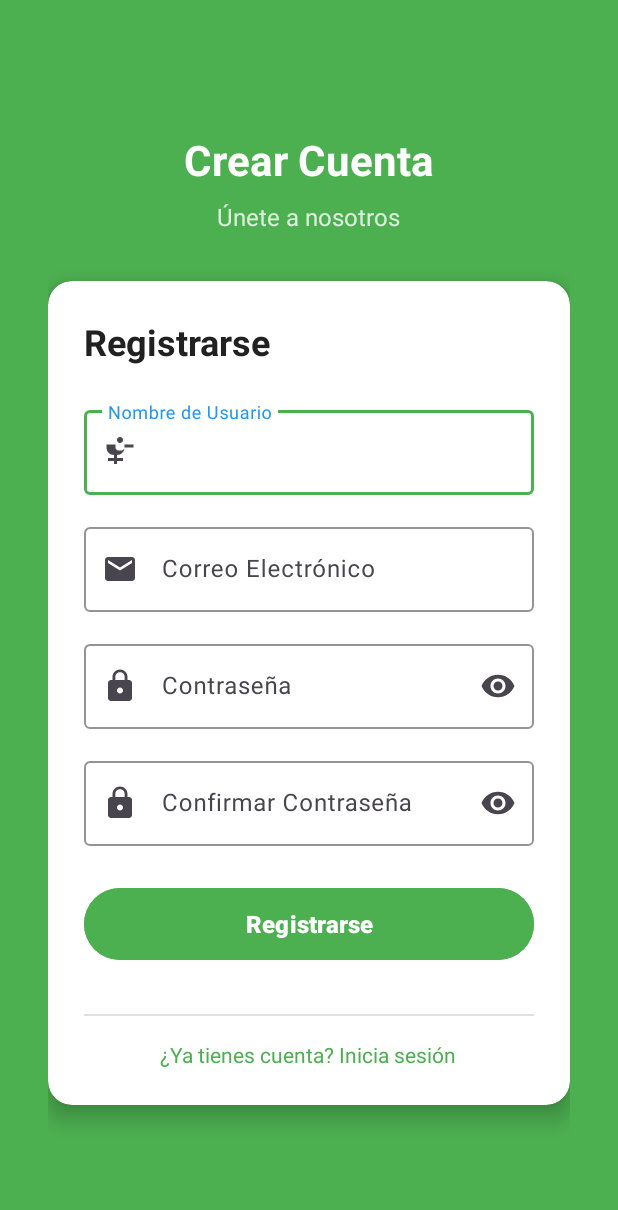
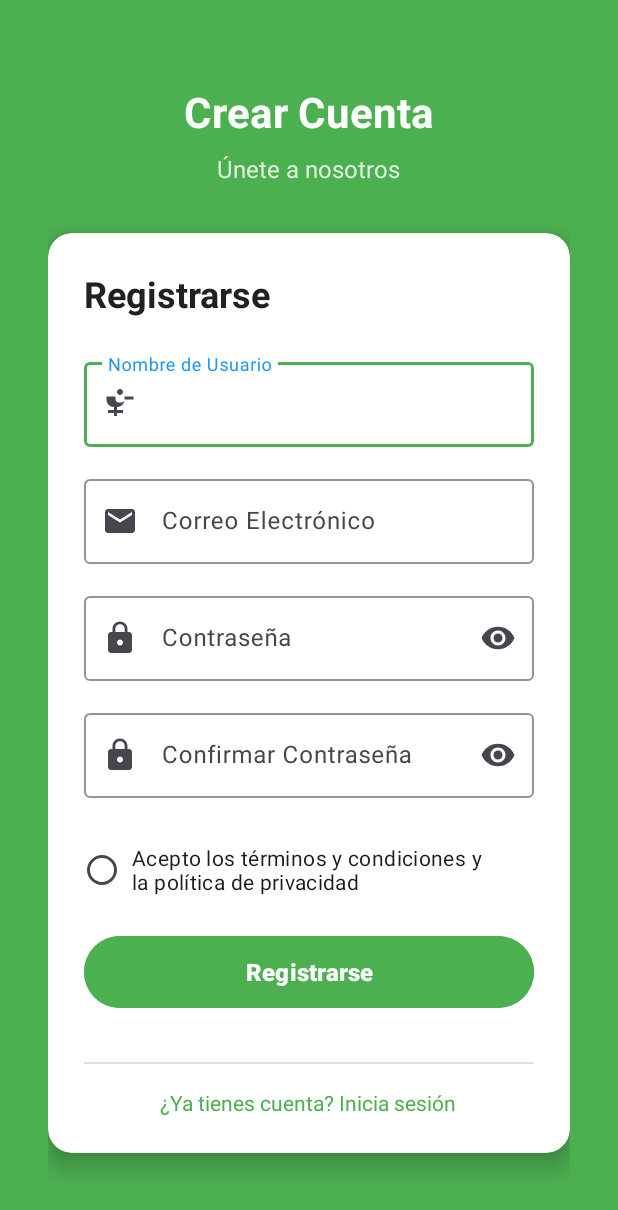
Before and after one commit to KaleNoronha/DM1_P_ANDROID, an Android app: the RegistroActivity screen opened directly, with no data from a screen before it, on a phone screen of 412 x 824 dp. Shown: the top 1210 px of the screen. Run offline under Robolectric (Android 15) with nearby library versions, the phone set to English and light mode, and no system bars.

Commit message:
Creacion UsuarioDAO/programacion RegistroActivity/agregados IDs faltantes en activity_registro

```diff
--- /dev/null
+++ b/app/src/main/res/drawable/ic_checkbox.xml
@@ -0,0 +1,9 @@
+<vector xmlns:android="http://schemas.android.com/apk/res/android"
+    android:width="24dp"
+    android:height="24dp"
+    android:viewportWidth="960"
+    android:viewportHeight="960">
+  <path
+      android:pathData="M480,880q-83,0 -156,-31.5T197,763q-54,-54 -85.5,-127T80,480q0,-83 31.5,-156T197,197q54,-54 127,-85.5T480,80q83,0 156,31.5T763,197q54,54 85.5,127T880,480q0,83 -31.5,156T763,763q-54,54 -127,85.5T480,880ZM480,800q134,0 227,-93t93,-227q0,-134 -93,-227t-227,-93q-134,0 -227,93t-93,227q0,134 93,227t227,93ZM480,480Z"
+      android:fillColor="#e3e3e3"/>
+</vector>
--- a/app/src/main/res/layout/activity_registro.xml
+++ b/app/src/main/res/layout/activity_registro.xml
@@ -67,6 +67,7 @@
 
                 <!-- Nombre de Usuario -->
                 <com.google.android.material.textfield.TextInputLayout
+                    android:id="@+id/tilNombreUsuario"
                     android:layout_width="match_parent"
                     android:layout_height="wrap_content"
                     android:layout_marginBottom="16dp"
@@ -84,6 +85,7 @@
 
                 <!-- Email -->
                 <com.google.android.material.textfield.TextInputLayout
+                    android:id="@+id/tilEmailRegistro"
                     android:layout_width="match_parent"
                     android:layout_height="wrap_content"
                     android:layout_marginBottom="16dp"
@@ -101,6 +103,7 @@
 
                 <!-- Password -->
                 <com.google.android.material.textfield.TextInputLayout
+                    android:id="@+id/tilPasswordRegistro"
                     android:layout_width="match_parent"
                     android:layout_height="wrap_content"
                     android:layout_marginBottom="16dp"
@@ -119,6 +122,7 @@
 
                 <!-- Confirmar Password -->
                 <com.google.android.material.textfield.TextInputLayout
+                    android:id="@+id/tilConfirmarPassword"
                     android:layout_width="match_parent"
                     android:layout_height="wrap_content"
                     android:layout_marginBottom="24dp"
@@ -134,6 +138,17 @@
                         android:inputType="textPassword" />
 
                 </com.google.android.material.textfield.TextInputLayout>
+
+                <com.google.android.material.checkbox.MaterialCheckBox
+                    android:id="@+id/mcbTCP"
+                    android:layout_width="match_parent"
+                    android:layout_height="wrap_content"
+                    android:text="Acepto los términos y condiciones y la política de privacidad"
+                    android:layout_marginBottom="16dp"
+                    android:button="@drawable/ic_checkbox"
+                    android:paddingStart="8dp"
+                    android:paddingEnd="8dp"
+                    android:layout_marginEnd="16dp"/>
 
                 <!-- Botón Registro -->
                 <Button
```
Also changed, not shown: app/src/main/java/com/example/dm1_p_android/RegistroActivity.kt (+83 -0 lines), app/src/main/java/com/example/dm1_p_android/data/UsuarioDAO.kt (added, +26 -0 lines).
